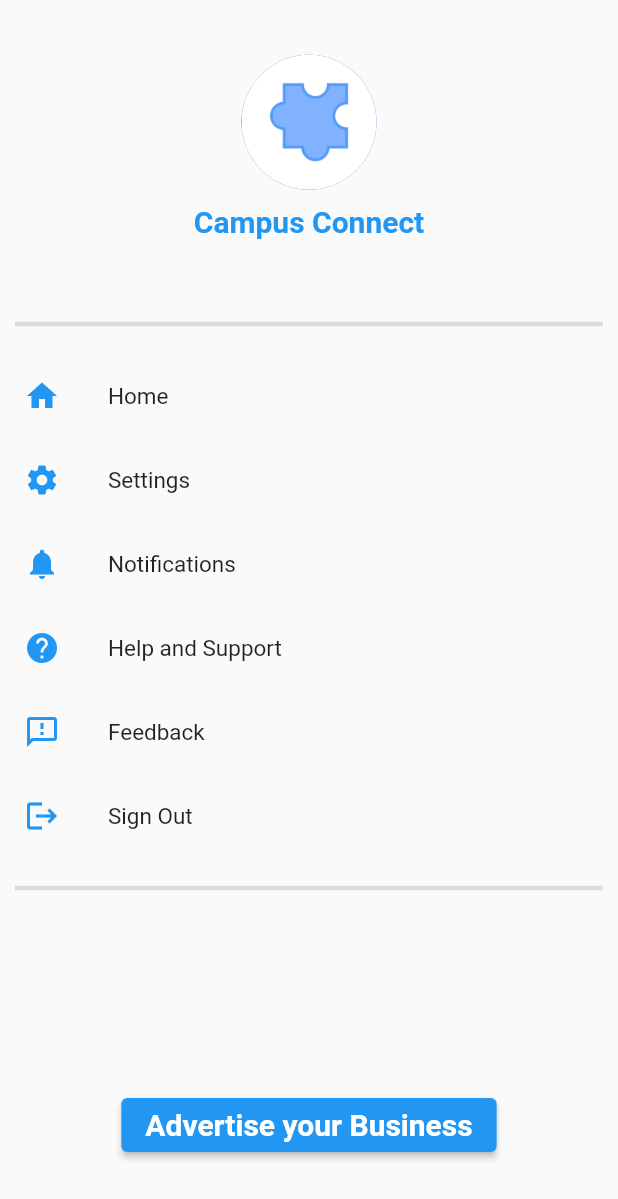
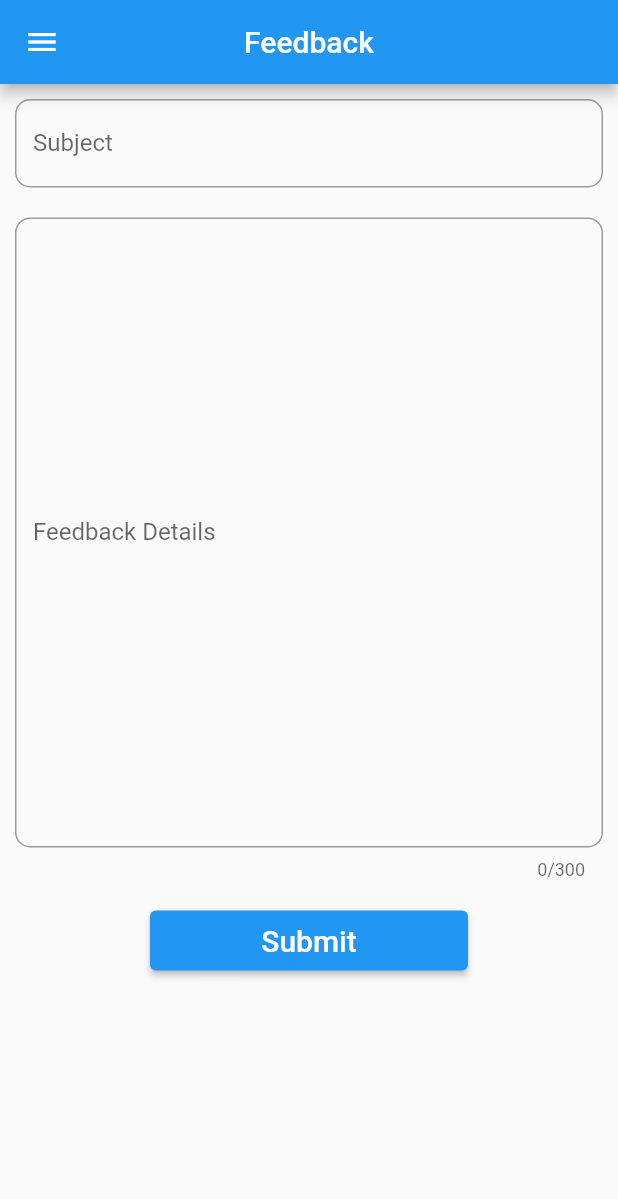
Before and after one commit to ManuelSena19/campus-connect, a Flutter app: the DrawerWidget screen opened by its route, after a tap on "Feedback", on a phone screen of 412 x 824 dp. Shown: the top 1199 px of the screen. Run offline on Flutter 3.47's test engine with Material 2 defaults, Android fonts, the phone set to English and light mode, and no system bars; our stand-ins replace cloud_firestore, email_validator, firebase_auth, firebase_core, firebase_storage, flutter_secure_storage and 2 more; missing offline and left inert: flutter_email_sender; accounts and stored records are empty; network calls fail.

Commit message:
Added feedback and help pages

```diff
--- a/lib/constants/routes.dart
+++ b/lib/constants/routes.dart
@@ -7,3 +7,4 @@ const logicRoute = '/logic/';
 const drawerRoute = '/drawer/';
 const createAdRoute = '/create-ad-screen/';
 const settingsRoute = '/settings-screen/';
+const feedbackRoute = '/settings-screen/';
--- a/lib/main.dart
+++ b/lib/main.dart
@@ -1,6 +1,7 @@
 import 'dart:async';
 import 'package:campus_connect/constants/logic.dart';
 import 'package:campus_connect/screens/create_ad_screen.dart';
+import 'package:campus_connect/screens/feedback_screen.dart';
 import 'package:campus_connect/screens/home_screen.dart';
 import 'package:campus_connect/screens/login_screen.dart';
 import 'package:campus_connect/screens/register_screen.dart';
@@ -73,6 +74,7 @@ class _MyAppState extends State<MyApp> {
           drawerRoute: (context) => const DrawerWidget(),
           createAdRoute: (context) => const CreateAdScreen(),
           settingsRoute: (context) => const SettingsScreen(),
+          feedbackRoute: (context) => const FeedbackScreen(),
         },
         home: const HomeScreen());
   }
--- /dev/null
+++ b/lib/screens/feedback_screen.dart
@@ -0,0 +1,108 @@
+import 'package:campus_connect/constants/routes.dart';
+import 'package:flutter/material.dart';
+import 'package:flutter_email_sender/flutter_email_sender.dart';
+import '../utilities/drawer_widget.dart';
+import '../utilities/show_error_dialog.dart';
+
+class FeedbackScreen extends StatefulWidget {
+  const FeedbackScreen({Key? key}) : super(key: key);
+
+  @override
+  State<FeedbackScreen> createState() => _FeedbackScreenState();
+}
+
+class _FeedbackScreenState extends State<FeedbackScreen> {
+  final TextEditingController subjectController = TextEditingController();
+  final TextEditingController feedbackController = TextEditingController();
+  late final String _subject;
+  late final String _body;
+
+  void pushReplacementRoute(String route){
+    Navigator.pushReplacementNamed(context, route);
+  }
+
+  @override
+  Widget build(BuildContext context) {
+    return Scaffold(
+      appBar: AppBar(
+        backgroundColor: Colors.blue,
+        title: const Text("Feedback"),
+        centerTitle: true,
+      ),
+      drawer: const DrawerWidget(),
+      body: ListView(
+        children: [
+          Container(
+            padding: const EdgeInsets.all(10),
+            child: TextField(
+              maxLines: 1,
+              enableSuggestions: true,
+              autocorrect: true,
+              keyboardType: TextInputType.text,
+              controller: subjectController,
+              decoration: const InputDecoration(
+                border: OutlineInputBorder(
+                  borderRadius: BorderRadius.all(Radius.circular(10)),
+                ),
+                labelText: 'Subject'
+              ),
+            ),
+          ),
+          Container(
+            padding: const EdgeInsets.all(10),
+            child: TextField(
+              maxLines: 20,
+              maxLength: 300,
+              enableSuggestions: true,
+              autocorrect: true,
+              keyboardType: TextInputType.text,
+              controller: feedbackController,
+              decoration: const InputDecoration(
+                  border: OutlineInputBorder(
+                    borderRadius: BorderRadius.all(Radius.circular(10)),
+                  ),
+                  labelText: 'Feedback Details'
+              ),
+            ),
+          ),
+          Container(
+            height: 60,
+            padding: const EdgeInsets.symmetric(vertical: 10, horizontal: 100),
+            child: ElevatedButton(
+              onPressed: () async{
+                try{
+                  _subject = subjectController.text;
+                  _body = feedbackController.text;
+                  final Email email = Email(
+                    body: _body,
+                    subject: _subject,
+                    recipients: ['emmanueldokeii@gmail.com'],
+                    isHTML: false,
+                  );
+                  await FlutterEmailSender.send(email);
+                  pushReplacementRoute(homeScreenRoute);
+                } catch (e){
+                  await showErrorDialog(context, e.toString());
+                }
+              },
+              child: Container(
+                width: 100,
+                decoration: BoxDecoration(
+                  borderRadius: BorderRadius.circular(10),
+                ),
+                child: const Padding(
+                    padding: EdgeInsets.all(8),
+                  child: Text(
+                    "Submit",
+                    textAlign: TextAlign.center,
+                    style: TextStyle(fontSize: 20),
+                  ),
+                ),
+              ),
+            ),
+          ),
+        ],
+      ),
+    );
+  }
+}
--- a/lib/screens/settings_screen.dart
+++ b/lib/screens/settings_screen.dart
@@ -1,7 +1,5 @@
 import 'package:campus_connect/utilities/search_bar_widget.dart';
 import 'package:flutter/material.dart';
-
-import '../utilities/divider_widget.dart';
 
 class SettingsScreen extends StatefulWidget {
   const SettingsScreen({Key? key}) : super(key: key);
--- a/lib/utilities/drawer_widget.dart
+++ b/lib/utilities/drawer_widget.dart
@@ -2,12 +2,44 @@ import 'package:campus_connect/utilities/divider_widget.dart';
 import 'package:firebase_auth/firebase_auth.dart';
 import 'package:campus_connect/constants/routes.dart';
 import 'package:flutter/material.dart';
+import 'package:url_launcher/url_launcher.dart';
 
-class DrawerWidget extends StatelessWidget {
+class DrawerWidget extends StatefulWidget {
   const DrawerWidget({Key? key}) : super(key: key);
 
   @override
+  State<DrawerWidget> createState() => _DrawerWidgetState();
+}
+
+class _DrawerWidgetState extends State<DrawerWidget> {
+  final Uri _emailLaunchUri = Uri(
+      scheme: 'mailto',
+      path: 'emmanueldokeii@gmail.com',
+      queryParameters: {
+        'subject': 'Campus Connect Support',
+      }
+  );
+
+  void initUri() async{
+    await canLaunchUrl(_emailLaunchUri);
+  }
+
+  @override
+  void initState(){
+    super.initState();
+    initUri();
+  }
+
+  @override
   Widget build(BuildContext context) {
+    void sendMail() async {
+      if (await canLaunchUrl(_emailLaunchUri)) {
+        await launchUrl(_emailLaunchUri);
+      } else {
+        throw 'Could not launch $_emailLaunchUri';
+      }
+    }
+
     void pushRoute(String route) {
       Navigator.pushNamed(context, route);
     }
@@ -87,7 +119,9 @@ class DrawerWidget extends StatelessWidget {
                     'Help and Support',
                     style: TextStyle(fontSize: 15),
                   ),
-                  onTap: () {},
+                  onTap: () {
+                    sendMail();
+                  },
                   leading: const Icon(
                     Icons.help,
                     color: Colors.blue,
@@ -98,7 +132,9 @@ class DrawerWidget extends StatelessWidget {
                     'Feedback',
                     style: TextStyle(fontSize: 15),
                   ),
-                  onTap: () {},
+                  onTap: () {
+                    pushRoute(feedbackRoute);
+                  },
                   leading: const Icon(
                     Icons.feedback_outlined,
                     color: Colors.blue,
--- a/lib/utilities/settings_tile_widget.dart
+++ /dev/null
@@ -1,6 +0,0 @@
-import 'package:flutter/material.dart';
-import 'package:material_design_icons_flutter/material_design_icons_flutter.dart';
-
-Widget settingsTileWidget(String title, String subtitle){
-  return Container();
-}
--- a/pubspec.yaml
+++ b/pubspec.yaml
@@ -21,6 +21,8 @@ dependencies:
   path_provider: ^2.0.14
   firebase_storage: ^11.0.16
   path: ^1.8.2
+  url_launcher: ^6.1.10
+  flutter_email_sender: ^5.2.0
 
 dev_dependencies:
   flutter_test:
```
Also changed, not shown: lib/screens/home_screen.dart (+4 -4 lines), pubspec.lock, 2 other files.
